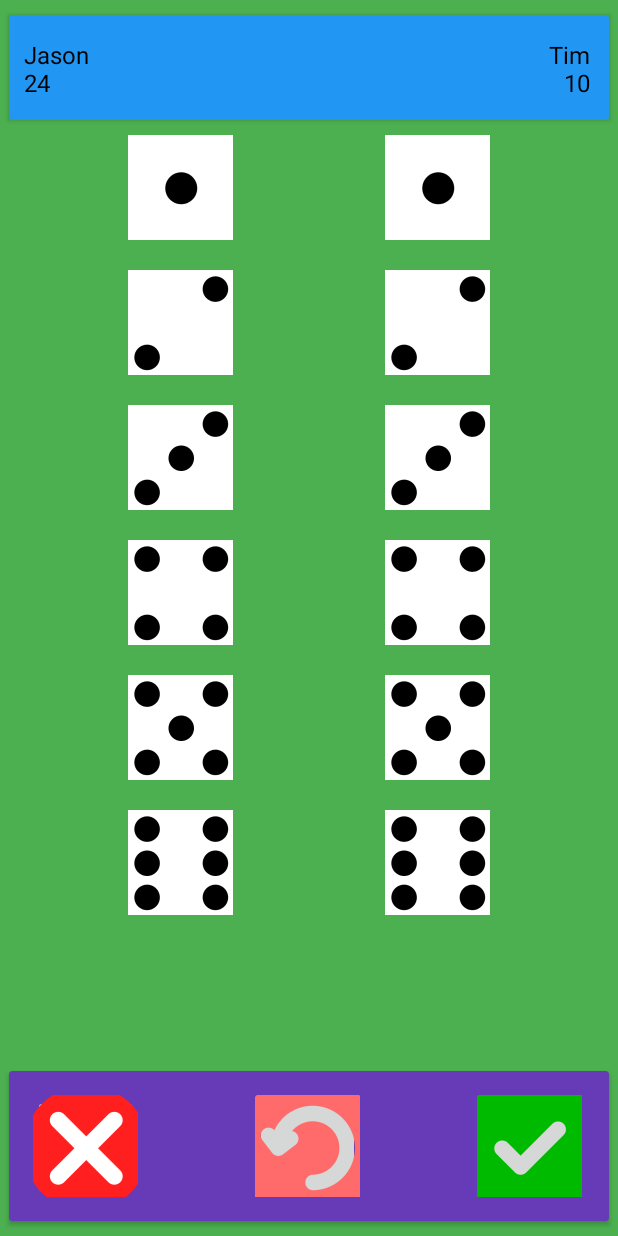
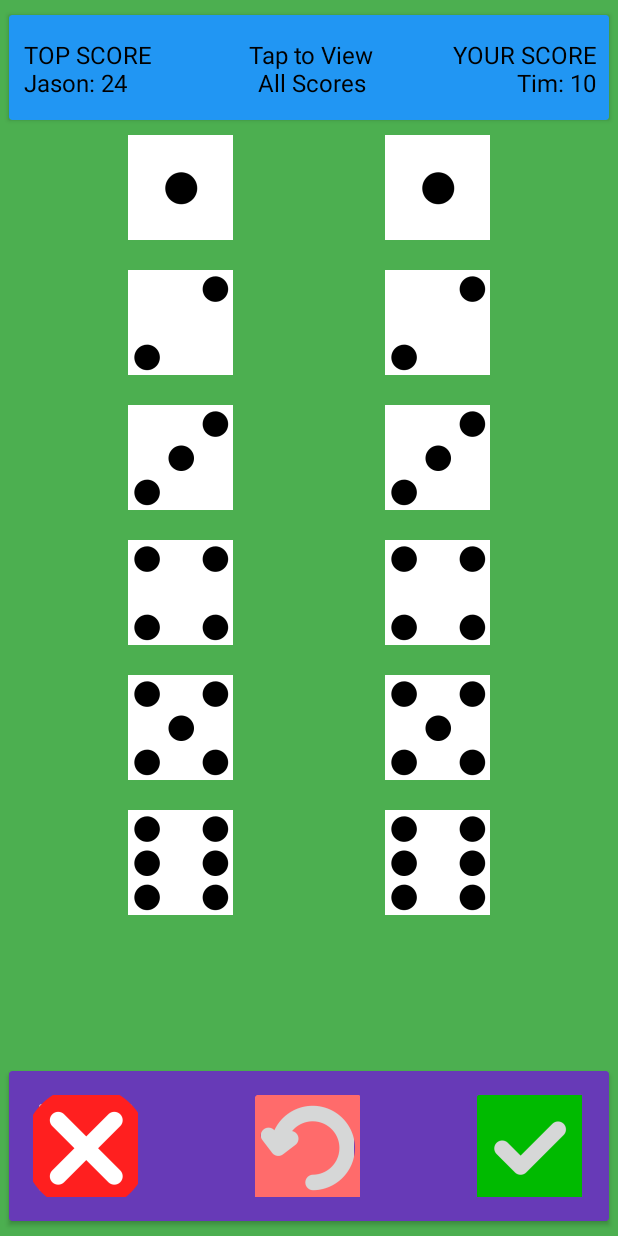
Before and after one commit to Wahad10/ECS193_PigKeeper, an Android app: the RollActivity screen opened directly, with no data from a screen before it, on a phone screen of 412 x 824 dp. Run offline under Robolectric (Android 15) with nearby library versions, the phone set to English and light mode, and no system bars; 1 statement that could not run was skipped.

Commit message:
updated roll activity

```diff
--- a/app/src/main/java/com/example/pigkeeper/RollActivity.kt
+++ b/app/src/main/java/com/example/pigkeeper/RollActivity.kt
@@ -2,8 +2,21 @@ package com.example.pigkeeper
 
 import androidx.appcompat.app.AppCompatActivity
 import android.os.Bundle
+import android.content.Intent
+import android.util.Log
+import android.widget.Button
+import android.widget.EditText
+import android.widget.ImageButton
+import android.widget.TextView
+import androidx.cardview.widget.CardView
 
 class RollActivity : AppCompatActivity() {
+    private var selectedLeftDice: Int = 0
+    private var selectedRightDice: Int = 0
+    private var selectedScore: Int = 0
+    private var currentPlayer: String = ""
+
+
     override fun onCreate(savedInstanceState: Bundle?) {
         super.onCreate(savedInstanceState)
         setContentView(R.layout.activity_roll)
@@ -14,5 +27,102 @@ class RollActivity : AppCompatActivity() {
 
         //Idk if you need this
         val score = globalVariable.score
+
+
+        val textYourScore = findViewById<TextView>(R.id.textYourScore)
+        val textTopScore = findViewById<TextView>(R.id.textTopScore)
+
+
+        val topCard = findViewById<CardView>(R.id.cardTop)
+        topCard.setOnClickListener{startActivity(Intent(this@RollActivity, MainActivity::class.java))}
+
+
+        val leftDiceButtons = listOf<ImageButton>(
+            findViewById(R.id.imageButtonL1),
+            findViewById(R.id.imageButtonL2),
+            findViewById(R.id.imageButtonL3),
+            findViewById(R.id.imageButtonL4),
+            findViewById(R.id.imageButtonL5),
+            findViewById(R.id.imageButtonL6)
+        )
+
+
+        val rightDiceButtons = listOf<ImageButton>(
+            findViewById(R.id.imageButtonR1),
+            findViewById(R.id.imageButtonR2),
+            findViewById(R.id.imageButtonR3),
+            findViewById(R.id.imageButtonR4),
+            findViewById(R.id.imageButtonR5),
+            findViewById(R.id.imageButtonR6)
+        )
+
+
+        val badRoll = findViewById<ImageButton>(R.id.imageButtonBadRoll)
+        val undoRoll = findViewById<ImageButton>(R.id.imageButtonUndoRoll)
+        val nextRoll = findViewById<ImageButton>(R.id.imageButtonNextRoll)
+
+
+        //need to modify this to take in the list of players in the right turn order from turn order screen
+        val namesArray = ArrayList<String>()
+        namesArray.add("Jason")
+        namesArray.add("Tim")
+        namesArray.add("Sam")
+        currentPlayer = namesArray[0]
+
+
+        var nameToScore = HashMap<String, Int>()
+        for (name in namesArray){
+            nameToScore[name] = 0
+        }
+
+
+
+
+        for (i in 1..6) {
+            leftDiceButtons[i - 1].setOnClickListener {
+                print("here?")
+                selectedLeftDice = i
+                updateDiceButtonSelection(leftDiceButtons, i)
+                updateScore()
+            }
+
+
+            rightDiceButtons[i - 1].setOnClickListener {
+                selectedRightDice = i
+                updateDiceButtonSelection(rightDiceButtons, i)
+                updateScore()
+            }
+        }
+
+
+        /**nextRoll.setOnClickListener {
+        nameToScore[currentPlayer] = selectedScore
+
+
+        //find next player in namesArray and save it to currentPlayer
+        val currentPlayerIndex = namesArray.indexOf(currentPlayer)
+        currentPlayer = if (currentPlayerIndex < namesArray.size - 1) {
+        namesArray[currentPlayerIndex + 1]
+        } else {
+        namesArray[0]
+        }
+        selectedScore = 0
+        updateScore()
+        }**/
+    }
+
+
+    private fun updateDiceButtonSelection(buttons: List<ImageButton>, selectedDice: Int) {
+        for (button in buttons) {
+            button.isPressed = false
+        }
+        buttons[selectedDice - 1].isPressed = true
+    }
+
+
+    private fun updateScore() {
+        selectedScore = selectedLeftDice + selectedRightDice
+        Log.d("me", "here")
+        Log.d("me", selectedScore.toString())
     }
 }
--- a/app/src/main/res/layout/activity_roll.xml
+++ b/app/src/main/res/layout/activity_roll.xml
@@ -22,9 +22,9 @@
             android:id="@+id/textYourScore"
             android:layout_width="wrap_content"
             android:layout_height="wrap_content"
-            android:layout_marginStart="360dp"
+            android:layout_marginStart="295dp"
             android:layout_marginTop="15dp"
-            android:text="Tim\n10"
+            android:text="YOUR SCORE\nTim: 10"
             android:textAlignment="textEnd"
             android:textColor="#000000"
             android:textSize="16sp"
@@ -38,8 +38,21 @@
             android:layout_height="wrap_content"
             android:layout_marginStart="10dp"
             android:layout_marginTop="15dp"
-            android:text="Jason\n24"
+            android:text="TOP SCORE\nJason: 24"
             android:textAlignment="textStart"
+            android:textColor="#000000"
+            android:textSize="16sp"
+            app:layout_constraintStart_toStartOf="parent"
+            app:layout_constraintTop_toTopOf="parent" />
+
+        <TextView
+            android:id="@+id/textView2"
+            android:layout_width="wrap_content"
+            android:layout_height="wrap_content"
+            android:layout_marginStart="160dp"
+            android:layout_marginTop="15dp"
+            android:text="Tap to View\nAll Scores"
+            android:textAlignment="center"
             android:textColor="#000000"
             android:textSize="16sp"
             app:layout_constraintStart_toStartOf="parent"
```
